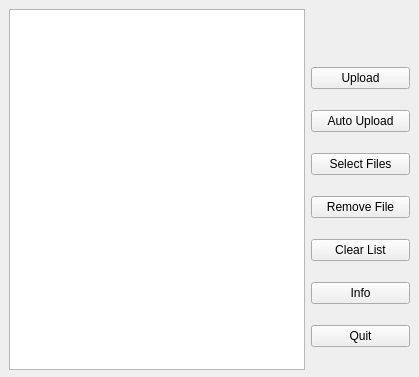
Old version of the form design.ui in the repository AngelVI13/DriveGuru-Sync-Tool.
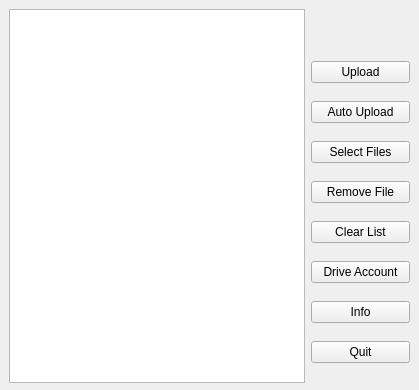
New version of the form. Icons and pictures are not drawn.

Commit message: Button logic for Clear, Quit, Select Files, Info.

What changed in the file:
```diff
--- a/design.ui
+++ b/design.ui
@@ -7,7 +7,7 @@
     <x>0</x>
     <y>0</y>
     <width>419</width>
-    <height>377</height>
+    <height>390</height>
    </rect>
   </property>
   <property name="windowTitle">
@@ -20,7 +20,7 @@
       <x>9</x>
       <y>9</y>
       <width>401</width>
-      <height>361</height>
+      <height>374</height>
      </rect>
     </property>
     <layout class="QHBoxLayout" name="horizontalLayout" stretch="6,2">
@@ -84,6 +84,13 @@
          </property>
         </widget>
        </item>
+       <item>
+        <widget class="QPushButton" name="driveAccountBtn">
+         <property name="text">
+          <string>Drive Account</string>
+         </property>
+        </widget>
+       </item>
        <item>
         <widget class="QPushButton" name="infoBtn">
          <property name="text">
```
The commit also changes 2 other files.
